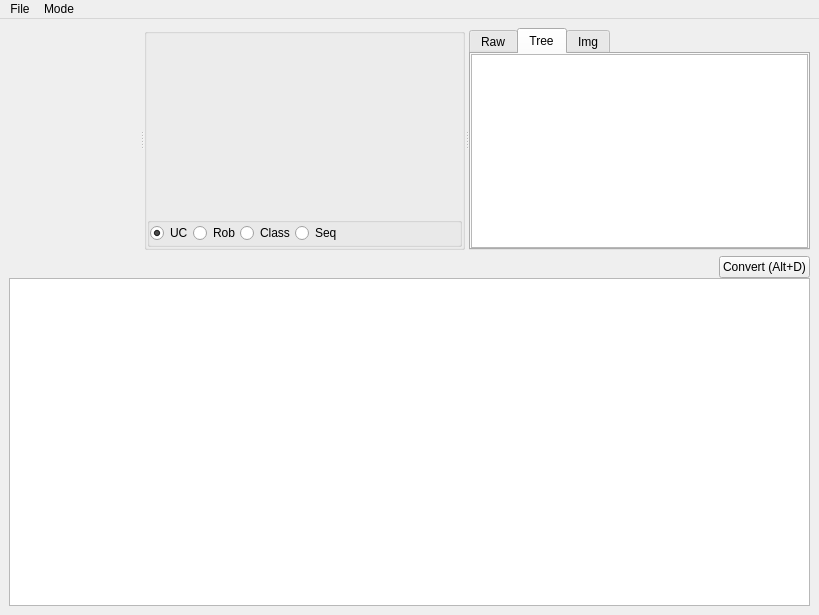
Old version of the form converter/gui_app/mainwindow.ui in the repository Leartiz/plantuml_to_structs_converter.
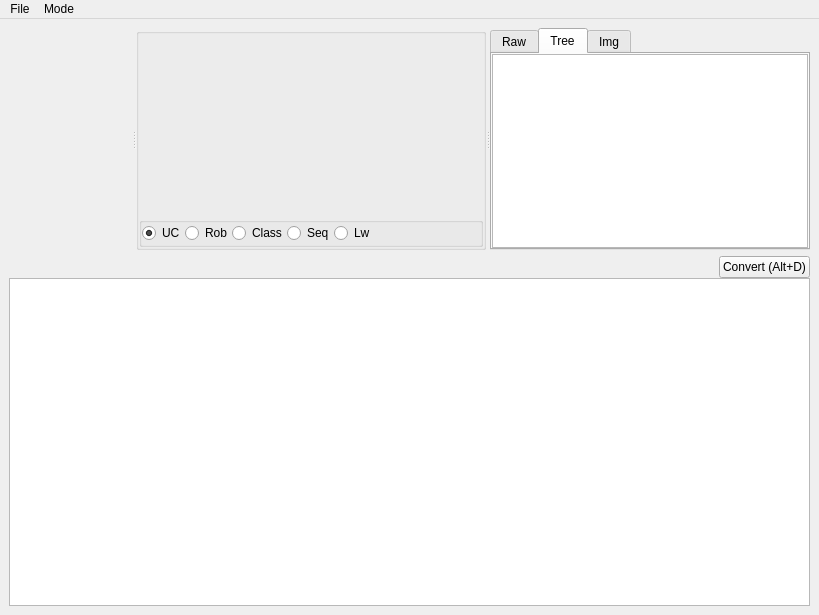
New version of the form. Icons and pictures are not drawn. Custom widgets are drawn as their Qt base class.

The edit to the form file:
```diff
--- a/converter/gui_app/mainwindow.ui
+++ b/converter/gui_app/mainwindow.ui
@@ -155,6 +155,13 @@
                </property>
               </widget>
              </item>
+             <item>
+              <widget class="QRadioButton" name="radioButtonLw">
+               <property name="text">
+                <string>Lw</string>
+               </property>
+              </widget>
+             </item>
              <item>
               <spacer name="horizontalSpacer_2">
                <property name="orientation">
```
